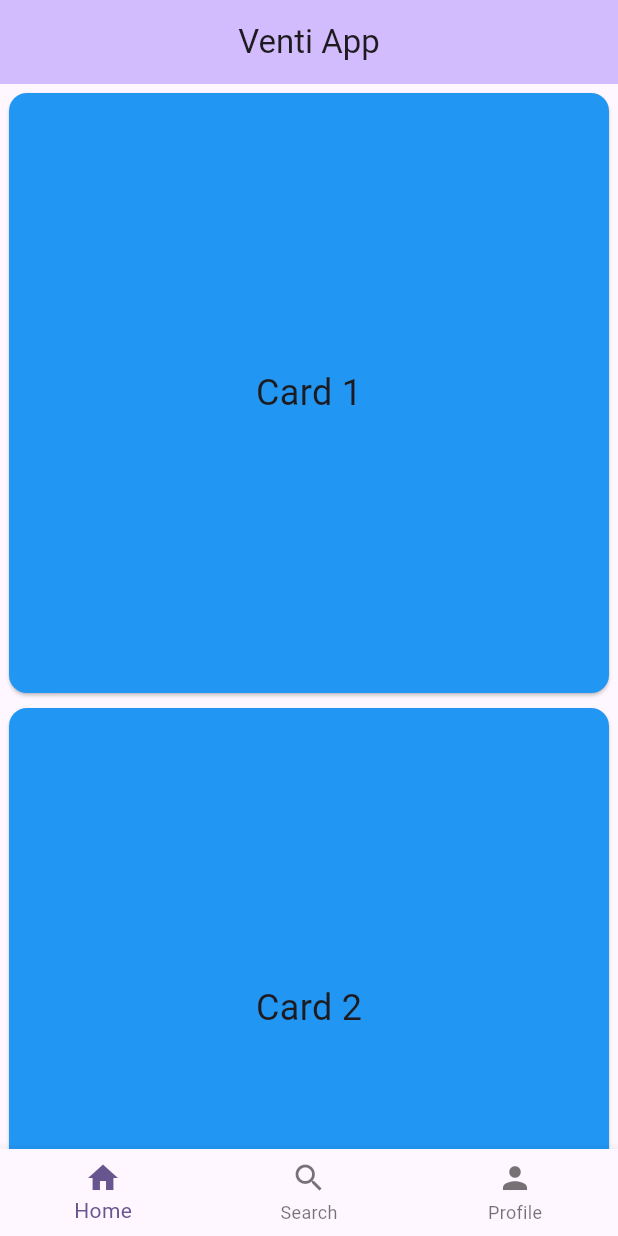
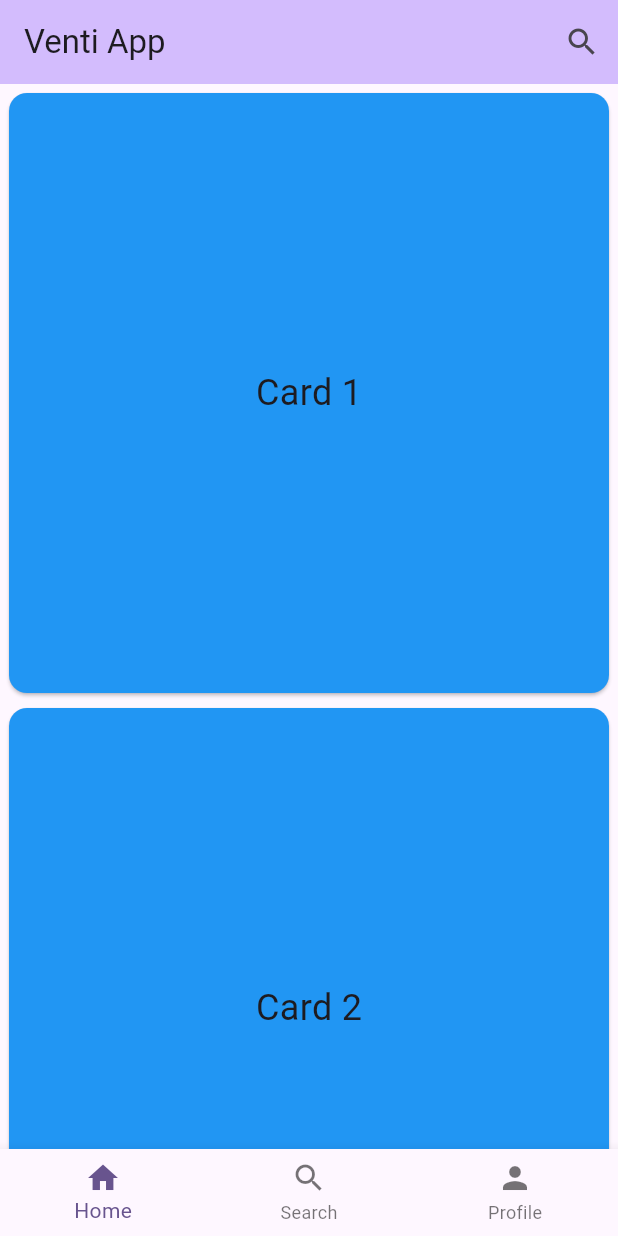
Before and after one commit to kmzR3/venti, a Flutter app: the screen it shows after launch, on a phone screen of 412 x 824 dp. Run offline on Flutter 3.47's test engine with Material 2 defaults, Android fonts, the phone set to English and light mode, and no system bars.

Commit message:
Search button on appbar

```diff
--- a/lib/pages/home.dart
+++ b/lib/pages/home.dart
@@ -13,7 +13,7 @@ class _MyHomePageState extends State<MyHomePage> {
   Widget build(BuildContext context) {
     return Scaffold(
       appBar: AppBar(
-        centerTitle: true,
+        // centerTitle: true,
         title: const Text(
           'Venti App',
         ),
@@ -23,6 +23,14 @@ class _MyHomePageState extends State<MyHomePage> {
           fontSize: 30,
           fontWeight: FontWeight.bold,
         ),
+        actions: [
+          IconButton(
+            icon: const Icon(Icons.search),
+            onPressed: () {
+              // Add your search functionality here
+            },
+          ),
+        ],
       ),
       bottomNavigationBar: BottomNavigationBar(
         items: const <BottomNavigationBarItem>[
@@ -51,7 +59,6 @@ class _MyHomePageState extends State<MyHomePage> {
       //   child: Column(
       //     mainAxisAlignment: MainAxisAlignment.center,
       //     children: <Widget>[
-      //       // LoginForm(),
       //       Text(
       //         'Venti App',
       //         style: TextStyle(fontSize: 40),
@@ -203,5 +210,3 @@ class _LoginFormState extends State<LoginForm> {
     );
   }
 }
-
-// create a
```
